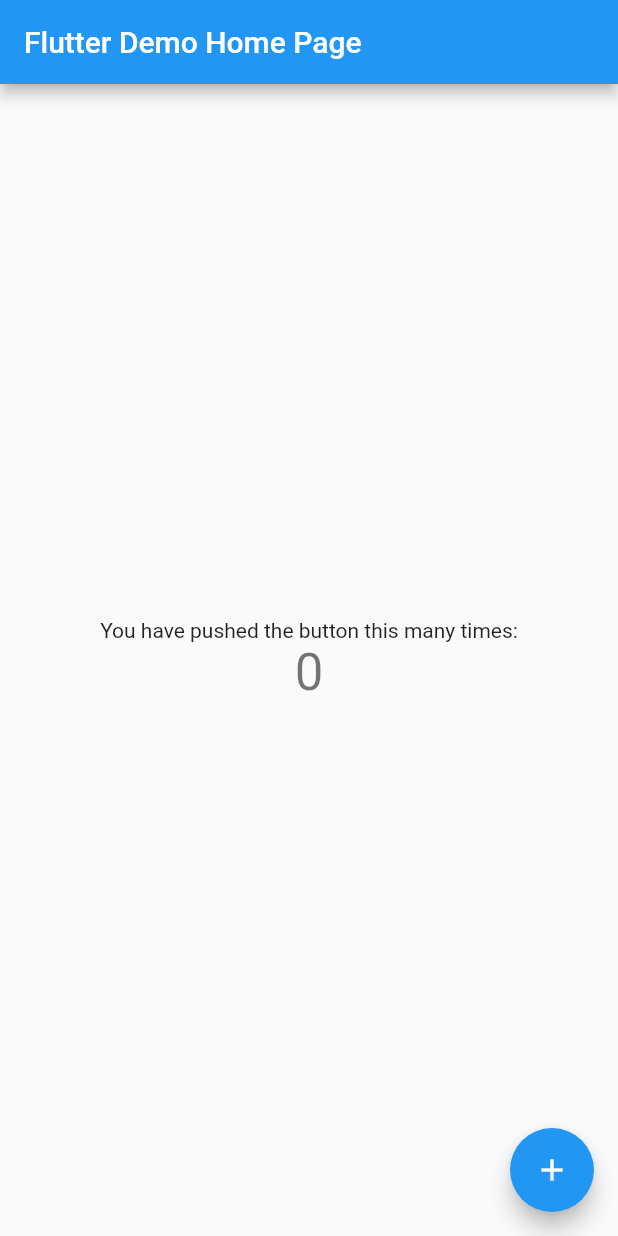
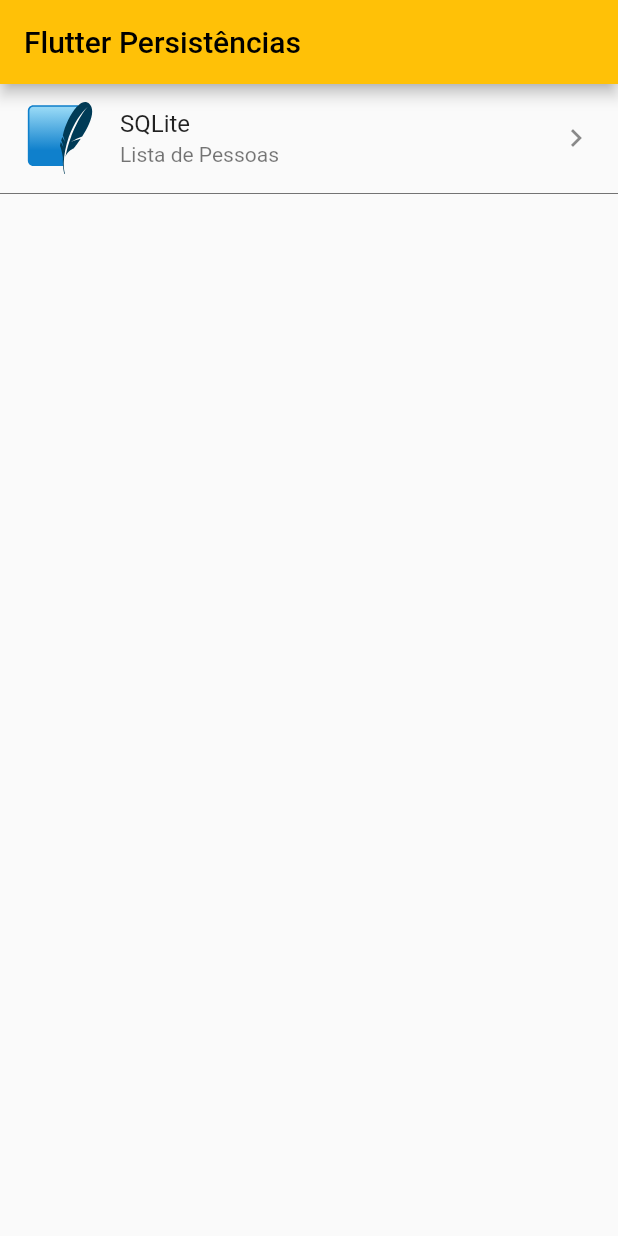
Before and after one commit to LeoSSFiap/all_persistences_types, a Flutter app: the screen it shows after launch, on a phone screen of 412 x 824 dp. Run offline on Flutter 3.47's test engine with Material 2 defaults, Android fonts, the phone set to English and light mode, and no system bars; our stand-ins replace flutter_svg; project files that could hold a hidden picture were left out.

```diff
--- a/lib/main.dart
+++ b/lib/main.dart
@@ -1,3 +1,5 @@
+import 'package:all_persistences_types/screens/home.dart';
+import 'package:all_persistences_types/sqlite/list.dart';
 import 'package:flutter/material.dart';
 
 void main() {
@@ -13,103 +15,14 @@ class MyApp extends StatelessWidget {
     return MaterialApp(
       title: 'Flutter Demo',
       theme: ThemeData(
-        // This is the theme of your application.
-        //
-        // Try running your application with "flutter run". You'll see the
-        // application has a blue toolbar. Then, without quitting the app, try
-        // changing the primarySwatch below to Colors.green and then invoke
-        // "hot reload" (press "r" in the console where you ran "flutter run",
-        // or simply save your changes to "hot reload" in a Flutter IDE).
-        // Notice that the counter didn't reset back to zero; the application
-        // is not restarted.
-        primarySwatch: Colors.blue,
+        primarySwatch: Colors.amber,
       ),
-      home: const MyHomePage(title: 'Flutter Demo Home Page'),
+      initialRoute: "/",
+      routes: {
+        "/": (context) => const HomeWidget(),
+        "/sqlite": (context) => ListSQLiteWidget(),
+
+      },
     );
   }
 }
-
-class MyHomePage extends StatefulWidget {
-  const MyHomePage({Key? key, required this.title}) : super(key: key);
-
-  // This widget is the home page of your application. It is stateful, meaning
-  // that it has a State object (defined below) that contains fields that affect
-  // how it looks.
-
-  // This class is the configuration for the state. It holds the values (in this
-  // case the title) provided by the parent (in this case the App widget) and
-  // used by the build method of the State. Fields in a Widget subclass are
-  // always marked "final".
-
-  final String title;
-
-  @override
-  State<MyHomePage> createState() => _MyHomePageState();
-}
-
-class _MyHomePageState extends State<MyHomePage> {
-  int _counter = 0;
-
-  void _incrementCounter() {
-    setState(() {
-      // This call to setState tells the Flutter framework that something has
-      // changed in this State, which causes it to rerun the build method below
-      // so that the display can reflect the updated values. If we changed
-      // _counter without calling setState(), then the build method would not be
-      // called again, and so nothing would appear to happen.
-      _counter++;
-    });
-  }
-
-  @override
-  Widget build(BuildContext context) {
-    // This method is rerun every time setState is called, for instance as done
-    // by the _incrementCounter method above.
-    //
-    // The Flutter framework has been optimized to make rerunning build methods
-    // fast, so that you can just rebuild anything that needs updating rather
-    // than having to individually change instances of widgets.
-    return Scaffold(
-      appBar: AppBar(
-        // Here we take the value from the MyHomePage object that was created by
-        // the App.build method, and use it to set our appbar title.
-        title: Text(widget.title),
-      ),
-      body: Center(
-        // Center is a layout widget. It takes a single child and positions it
-        // in the middle of the parent.
-        child: Column(
-          // Column is also a layout widget. It takes a list of children and
-          // arranges them vertically. By default, it sizes itself to fit its
-          // children horizontally, and tries to be as tall as its parent.
-          //
-          // Invoke "debug painting" (press "p" in the console, choose the
-          // "Toggle Debug Paint" action from the Flutter Inspector in Android
-          // Studio, or the "Toggle Debug Paint" command in Visual Studio Code)
-          // to see the wireframe for each widget.
-          //
-          // Column has various properties to control how it sizes itself and
-          // how it positions its children. Here we use mainAxisAlignment to
-          // center the children vertically; the main axis here is the vertical
-          // axis because Columns are vertical (the cross axis would be
-          // horizontal).
-          mainAxisAlignment: MainAxisAlignment.center,
-          children: <Widget>[
-            const Text(
-              'You have pushed the button this many times:',
-            ),
-            Text(
-              '$_counter',
-              style: Theme.of(context).textTheme.headline4,
-            ),
-          ],
-        ),
-      ),
-      floatingActionButton: FloatingActionButton(
-        onPressed: _incrementCounter,
-        tooltip: 'Increment',
-        child: const Icon(Icons.add),
-      ), // This trailing comma makes auto-formatting nicer for build methods.
-    );
-  }
-}
--- /dev/null
+++ b/lib/screens/home.dart
@@ -0,0 +1,33 @@
+import 'package:all_persistences_types/utils/customWidgets.dart';
+import 'package:flutter/material.dart';
+import 'package:flutter/src/foundation/key.dart';
+import 'package:flutter/src/widgets/framework.dart';
+
+class HomeWidget extends StatelessWidget {
+  const HomeWidget({Key? key}) : super(key: key);
+
+  final title = const Text("Flutter Persistências");
+
+  @override
+  Widget build(BuildContext context) {
+    return Scaffold(
+      appBar: AppBar(
+        title: title,
+        ),
+      body: ListView(
+        children: [
+          ListTile(
+            leading: buildSvgIcon("images/sqlite-icon.svg"),
+            title: const Text("SQLite"),
+            subtitle: const Text("Lista de Pessoas"),
+            trailing: const Icon(Icons.navigate_next),
+            onTap: (){
+              Navigator.pushNamed(context, "/sqlite");
+            },
+          ),
+          divisorListMain()
+        ],
+      ),
+    );
+  }
+}
--- /dev/null
+++ b/lib/utils/customWidgets.dart
@@ -0,0 +1,11 @@
+import 'package:flutter/cupertino.dart';
+import 'package:flutter/material.dart';
+import 'package:flutter_svg/flutter_svg.dart';
+
+Widget divisorListMain() => const Divider(
+  height: 2,
+  color: Colors.black54,
+);
+
+Widget buildSvgIcon(String pathImage) =>
+  SvgPicture.asset(pathImage, width: 48, height: 48);
```
Also changed, not shown: lib/sqlite/add.dart (added, +71 -0 lines), lib/sqlite/list.dart (added, +49 -0 lines), lib/sqlite/models/person.dart (added, +21 -0 lines), pubspec.yaml (+8 -3 lines), pubspec.lock, 1 other file.
